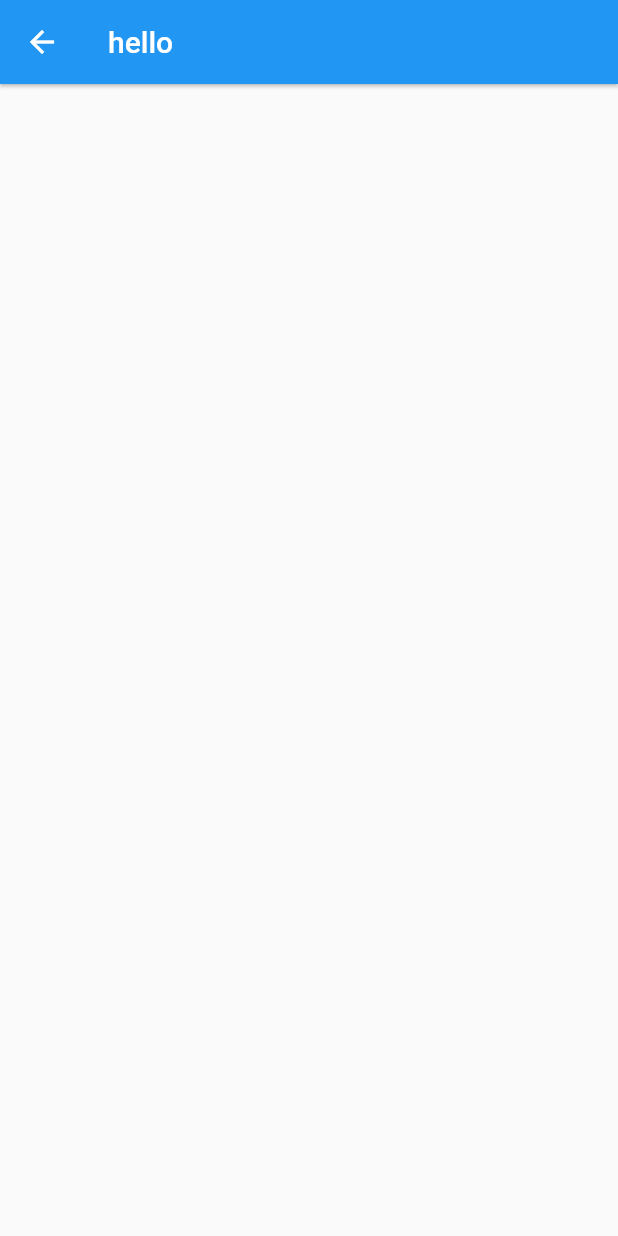
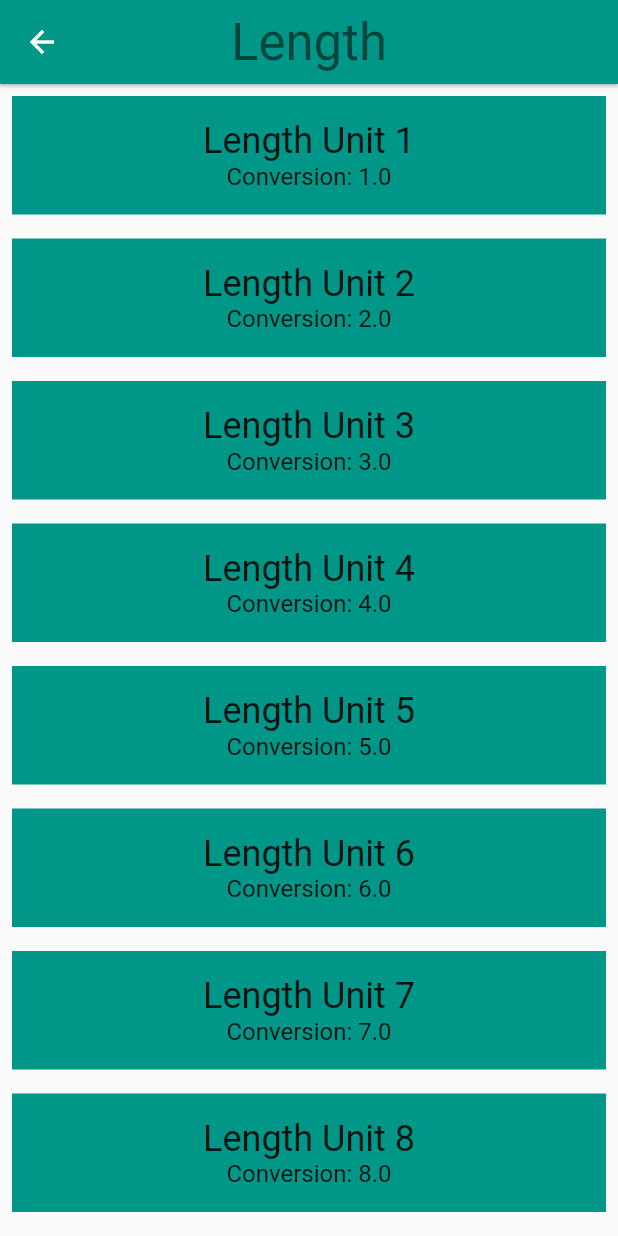
Before and after one commit to karlcode/SplitCity, a Flutter app: the screen it shows after launch, after a tap on "Length", on a phone screen of 412 x 824 dp. Run offline on Flutter 3.47's test engine with Material 2 defaults, Android fonts, the phone set to English and light mode, and no system bars.

Commit message:
More tutorialing

```diff
--- a/lib/components/category.dart
+++ b/lib/components/category.dart
@@ -1,6 +1,15 @@
+// Copyright 2018 The Chromium Authors. All rights reserved.
+// Use of this source code is governed by a BSD-style license that can be
+// found in the LICENSE file.
+
+// To keep your imports tidy, follow the ordering guidelines at
+// https://www.dartlang.org/guides/language/effective-dart/style#ordering
 import 'package:flutter/material.dart';
 // @required is defined in the meta.dart package
 import 'package:meta/meta.dart';
+
+import 'package:myapp/components/converter_route.dart';
+import 'package:myapp/components/unit.dart';
 
 // We use an underscore to indicate that these variables are private.
 // See https://www.dartlang.org/guides/language/effective-dart/design#libraries
@@ -15,6 +24,7 @@ class Category extends StatelessWidget {
   final String name;
   final ColorSwatch color;
   final IconData iconLocation;
+  final List<Unit> units;
 
   /// Creates a [Category].
   ///
@@ -28,10 +38,36 @@ class Category extends StatelessWidget {
     @required this.name,
     @required this.color,
     @required this.iconLocation,
+    @required this.units,
   })  : assert(name != null),
         assert(color != null),
         assert(iconLocation != null),
+        assert(units != null),
         super(key: key);
+
+  /// Navigates to the [ConverterRoute].
+  void _navigateToConverter(BuildContext context) {
+    Navigator.of(context).push(MaterialPageRoute<Null>(
+      builder: (BuildContext context) {
+        return Scaffold(
+          appBar: AppBar(
+            elevation: 1.0,
+            title: Text(
+              name,
+              style: Theme.of(context).textTheme.display1,
+            ),
+            centerTitle: true,
+            backgroundColor: color,
+          ),
+          body: ConverterRoute(
+            color: color,
+            name: name,
+            units: units,
+          ),
+        );
+      },
+    ));
+  }
 
   /// Builds a custom widget that shows [Category] information.
   ///
@@ -42,8 +78,6 @@ class Category extends StatelessWidget {
   // Theme ancestor in the tree. Below, we obtain the display1 text theme.
   // See https://docs.flutter.io/flutter/material/Theme-class.html
   Widget build(BuildContext context) {
-
-
     return Material(
       color: Colors.transparent,
       child: Container(
@@ -54,10 +88,7 @@ class Category extends StatelessWidget {
           splashColor: color,
           // We can use either the () => function() or the () { function(); }
           // syntax.
-          onTap: () {
-            print("onTap called.");
-            _navigateToConverter(context);
-            },
+          onTap: () => _navigateToConverter(context),
           child: Padding(
             padding: EdgeInsets.all(8.0),
             child: Row(
@@ -89,18 +120,3 @@ class Category extends StatelessWidget {
     );
   }
 }
-void _navigateToConverter(BuildContext context) {
-  if(Navigator.of(context).canPop()) {
-    Navigator.of(context).pop();
-  }
-  Navigator.of(context).push(MaterialPageRoute<Null>(
-    builder: (BuildContext context) {
-    return Scaffold(
-      appBar: AppBar(
-        elevation: 1.0,
-        title: Text('hello'),
-      )
-    );
-  },
-  ));
-}
--- a/lib/components/category_route.dart
+++ b/lib/components/category_route.dart
@@ -5,8 +5,9 @@
 import 'package:flutter/material.dart';
 
 import 'package:myapp/components/category.dart';
+import 'package:myapp/components/unit.dart';
 
-final _backgroundColor = Colors.pink[100];
+final _backgroundColor = Colors.green[100];
 
 /// Category Route (screen).
 ///
@@ -15,8 +16,28 @@ final _backgroundColor = Colors.pink[100];
 ///
 /// While it is named CategoryRoute, a more apt name would be CategoryScreen,
 /// because it is responsible for the UI at the route's destination.
+// TODO: Make CategoryRoute a StatefulWidget
+// class _CategoryRouteState extends State<CategoryRoute> {  //underscore = private class   stores the widgets state
+//   var color = Colors.purple;
+
+//   @override
+//   Widget build(BuildContext context) {
+//     return Container(
+//       child: Text('hi'),
+//     );
+//   }
+// }
+
 class CategoryRoute extends StatelessWidget {
-  const CategoryRoute();
+  // final String color;
+  // const CategoryRoute({
+  //   this.color
+  // });
+
+  // TODO: Create State object for the CategoryRoute
+
+  // @override
+  // createState() => _CategoryRouteState();
 
   static const _categoryNames = <String>[
     'Length',
@@ -42,26 +63,32 @@ class CategoryRoute extends StatelessWidget {
 
   /// Makes the correct number of rows for the list view.
   ///
-  /// For portrait, we construct a [ListView] from the list of category widgets.
-
+  /// For portrait, we use a [ListView].
   Widget _buildCategoryWidgets(List<Widget> categories) {
-    void onTapped() {
-    print("onTap called.");
-}
     return ListView.builder(
-      itemBuilder: (BuildContext context, int index) {
-        var cats = categories[index];
-        return ListTile(
-          title: categories[index],
-          onTap: () => print("sd called."),
-        );
-        },
+      itemBuilder: (BuildContext context, int index) => categories[index],
       itemCount: categories.length,
     );
   }
 
+  /// Returns a list of mock [Unit]s.
+  List<Unit> _retrieveUnitList(String categoryName) {
+    return List.generate(10, (int i) {
+      i += 1;
+      return Unit(
+        name: '$categoryName Unit $i',
+        conversion: i.toDouble(),
+      );
+    });
+  }
+
   @override
   Widget build(BuildContext context) {
+    // TODO: Instead of re-creating a list of Categories in every build(),
+    // save this as a variable inside the State object and create
+    // the list at initialization (in initState()).
+    // This way, you also don't have to pass in the list of categories to
+    // _buildCategoryWidgets()
     final categories = <Category>[];
 
     for (var i = 0; i < _categoryNames.length; i++) {
@@ -69,6 +96,7 @@ class CategoryRoute extends StatelessWidget {
         name: _categoryNames[i],
         color: _baseColors[i],
         iconLocation: Icons.cake,
+        units: _retrieveUnitList(_categoryNames[i]),
       ));
     }
 
@@ -85,7 +113,6 @@ class CategoryRoute extends StatelessWidget {
         style: TextStyle(
           color: Colors.black,
           fontSize: 30.0,
-          fontFamily: 'Roboto'
         ),
       ),
       centerTitle: true,
--- /dev/null
+++ b/lib/components/converter_route.dart
@@ -0,0 +1,67 @@
+// Copyright 2018 The Chromium Authors. All rights reserved.
+// Use of this source code is governed by a BSD-style license that can be
+// found in the LICENSE file.
+
+import 'package:flutter/material.dart';
+import 'package:meta/meta.dart';
+
+import 'package:myapp/components/unit.dart';
+
+/// Converter screen where users can input amounts to convert.
+///
+/// Currently, it just displays a list of mock units.
+///
+/// While it is named ConverterRoute, a more apt name would be ConverterScreen,
+/// because it is responsible for the UI at the route's destination.
+// TODO: Make ConverterRoute a StatefulWidget
+class ConverterRoute extends StatelessWidget {
+  /// This [Category]'s name.
+  final String name;
+
+  /// Color for this [Category].
+  final Color color;
+
+  /// Units for this [Category].
+  final List<Unit> units;
+
+  /// This [ConverterRoute] requires the name, color, and units to not be null.
+  const ConverterRoute({
+    @required this.name,
+    @required this.color,
+    @required this.units,
+  })  : assert(name != null),
+        assert(color != null),
+        assert(units != null);
+
+  // TODO: Create State object for the ConverterRoute
+
+  @override
+  Widget build(BuildContext context) {
+    // Here is just a placeholder for a list of mock units
+    // TODO: Once the build() function is inside the State object,
+    // you'll have to reference this using `widget.units`
+    final unitWidgets = units.map((Unit unit) {
+      return Container(
+        color: color,
+        margin: EdgeInsets.all(8.0),
+        padding: EdgeInsets.all(16.0),
+        child: Column(
+          children: <Widget>[
+            Text(
+              unit.name,
+              style: Theme.of(context).textTheme.headline,
+            ),
+            Text(
+              'Conversion: ${unit.conversion}',
+              style: Theme.of(context).textTheme.subhead,
+            ),
+          ],
+        ),
+      );
+    }).toList();
+
+    return ListView(
+      children: unitWidgets,
+    );
+  }
+}
--- /dev/null
+++ b/lib/components/unit.dart
@@ -0,0 +1,27 @@
+// Copyright 2018 The Chromium Authors. All rights reserved.
+// Use of this source code is governed by a BSD-style license that can be
+// found in the LICENSE file.
+
+import 'package:meta/meta.dart';
+
+/// Information about a [Unit].
+class Unit {
+  final String name;
+  final double conversion;
+
+  /// A [Unit] stores its name and conversion factor.
+  ///
+  /// An example would be 'Meter' and '1.0'.
+  const Unit({
+    @required this.name,
+    @required this.conversion,
+  })  : assert(name != null),
+        assert(conversion != null);
+
+  /// Creates a [Unit] from a JSON object.
+  Unit.fromJson(Map jsonMap)
+      : assert(jsonMap['name'] != null),
+        assert(jsonMap['conversion'] != null),
+        name = jsonMap['name'],
+        conversion = jsonMap['conversion'].toDouble();
+}
--- a/lib/main.dart
+++ b/lib/main.dart
@@ -17,7 +17,8 @@ void main() {
 
 /// This widget is the root of our application.
 ///
-/// The first screen we see is a list [Categories].
+/// The first screen we see is a list [Categories], each of which
+/// has a list of [Unit]s.
 class UnitConverterApp extends StatelessWidget {
   @override
   Widget build(BuildContext context) {
```
